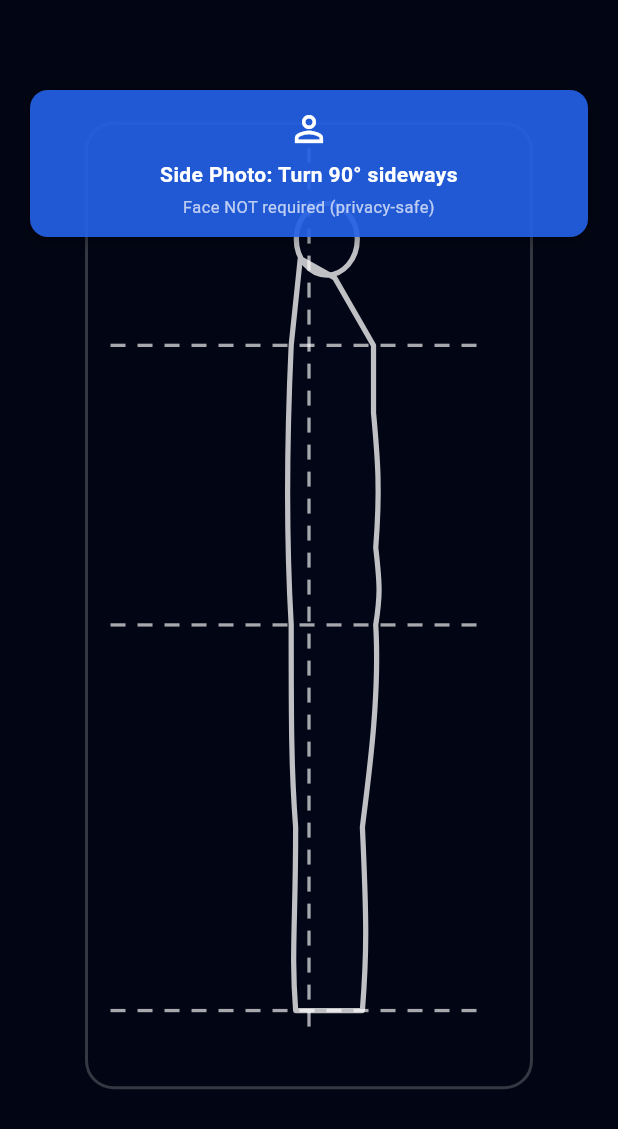
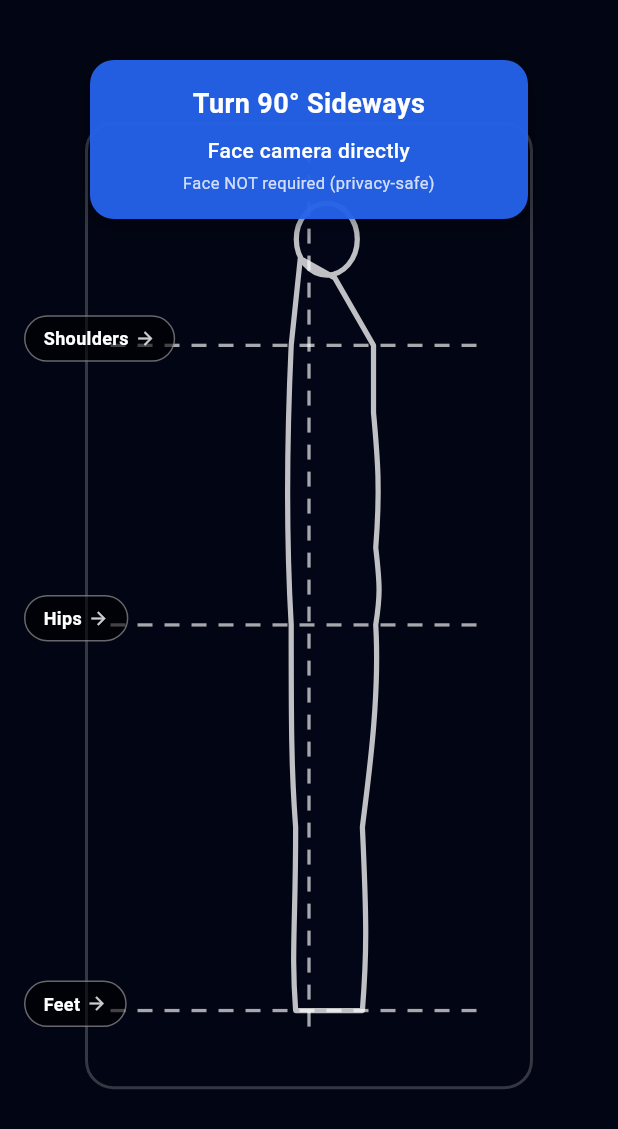
Before and after one commit to abbasmohamed999/bodytalk_server, a Flutter app: the BodyCaptureOverlay widget shown alone on an empty page, opened directly with empty values, on a phone screen of 412 x 824 dp. Shown: the top 1129 px of the screen. Run offline on Flutter 3.47's test engine with Material 3 defaults, Android fonts, the phone set to English and light mode, and no system bars; our stand-ins replace camera, flutter_animate, flutter_secure_storage, google_fonts, google_sign_in, image_picker and 3 more; missing offline and left inert: google_mlkit_image_labeling, google_mlkit_pose_detection; accounts and stored records are empty; Roboto replaces fonts that are missing (Tajawal).

Commit message:
C2-UI: Redesigned overlay with blue info card, side labels, and camera button

```diff
--- a/lib/widgets/body_capture_overlay.dart
+++ b/lib/widgets/body_capture_overlay.dart
@@ -16,6 +16,8 @@ class BodyCaptureOverlay extends StatelessWidget {
   final LiveValidationState validationState; // Live validation state
   final String? guidanceText; // Real-time guidance message
   final BodyPreset bodyPreset; // Body shape preset (slim/normal/heavy)
+  final VoidCallback? onClose; // Close button callback
+  final VoidCallback? onCapture; // Capture button callback
 
   const BodyCaptureOverlay({
     super.key,
@@ -23,6 +25,8 @@ class BodyCaptureOverlay extends StatelessWidget {
     this.validationState = LiveValidationState.noPerson,
     this.guidanceText,
     this.bodyPreset = BodyPreset.normal,
+    this.onClose,
+    this.onCapture,
   });
 
   @override
@@ -42,63 +46,103 @@ class BodyCaptureOverlay extends StatelessWidget {
           ),
         ),
 
-        // Top instruction banner
+        // Close button (top-left)
+        if (onClose != null)
           Positioned(
-          top: 60,
-          left: 20,
-          right: 20,
-          child: _buildInstructionBanner(context),
+            top: 40,
+            left: 16,
+            child: Material(
+              color: Colors.transparent,
+              child: InkWell(
+                onTap: onClose,
+                customBorder: const CircleBorder(),
+                child: Container(
+                  padding: const EdgeInsets.all(12),
+                  decoration: BoxDecoration(
+                    color: Colors.black.withOpacity(0.5),
+                    shape: BoxShape.circle,
+                  ),
+                  child: const Icon(
+                    Icons.close,
+                    color: Colors.white,
+                    size: 24,
+                  ),
+                ),
+              ),
+            ),
           ),
 
-        // Bottom guidance text - ONLY show success when OK_READY
-        if (guidanceText != null && guidanceText!.isNotEmpty)
+        // Top info card (blue)
+        Positioned(
+          top: 40,
+          left: 60,
+          right: 60,
+          child: _buildInfoCard(context),
+        ),
+
+        // Side label buttons (shoulders, hips, feet)
+        _buildSideLabelButtons(context),
+
+        // Bottom message banner
         Positioned(
           bottom: 120,
           left: 20,
           right: 20,
-            child: _buildGuidanceText(context, isReady),
+          child: _buildBottomMessage(context, isReady),
+        ),
+
+        // Capture button (bottom center)
+        if (onCapture != null)
+          Positioned(
+            bottom: 30,
+            left: 0,
+            right: 0,
+            child: Center(
+              child: _buildCaptureButton(isReady),
+            ),
           ),
       ],
     );
   }
 
-  Widget _buildInstructionBanner(BuildContext context) {
+  Widget _buildInfoCard(BuildContext context) {
     return Container(
-      padding: const EdgeInsets.symmetric(horizontal: 16, vertical: 12),
+      padding: const EdgeInsets.symmetric(horizontal: 20, vertical: 16),
       decoration: BoxDecoration(
-        color: const Color(0xFF2563EB).withValues(alpha: 0.9),
-        borderRadius: BorderRadius.circular(12),
+        color: const Color(0xFF2563EB).withOpacity(0.95),
+        borderRadius: BorderRadius.circular(16),
         boxShadow: [
           BoxShadow(
-            color: Colors.black.withValues(alpha: 0.3),
-            blurRadius: 8,
-            offset: const Offset(0, 2),
+            color: Colors.black.withOpacity(0.3),
+            blurRadius: 12,
+            offset: const Offset(0, 4),
           ),
         ],
       ),
       child: Column(
         children: [
-          Icon(
-            isFrontMode ? Icons.person : Icons.person_outline,
-            color: Colors.white,
-            size: 28,
-          ),
-          const SizedBox(height: 6),
           Text(
             BodyTalkApp.tr(context,
-                en: isFrontMode
-                    ? 'Front Photo: Face camera directly'
-                    : 'Side Photo: Turn 90° sideways',
-                fr: isFrontMode
-                    ? 'Photo de face : Faites face à la caméra'
-                    : 'Photo de profil : Tournez-vous de 90°',
-                ar: isFrontMode
-                    ? 'صورة أمامية: واجه الكاميرا مباشرة'
-                    : 'صورة جانبية: استدر 90 درجة'),
+                en: isFrontMode ? 'Front Photo' : 'Turn 90° Sideways',
+                fr: isFrontMode ? 'Photo de face' : 'Tournez-vous de 90°',
+                ar: isFrontMode ? 'صورة أمامية' : 'جيرة: استندر 90 درجة'),
+            style: GoogleFonts.tajawal(
+              color: Colors.white,
+              fontSize: 18,
+              fontWeight: FontWeight.bold,
+            ),
+            textAlign: TextAlign.center,
+          ),
+          const SizedBox(height: 8),
+          Text(
+            BodyTalkApp.tr(context,
+                en: 'Face camera directly',
+                fr: 'Faites face à la caméra',
+                ar: 'صورد واجه الكاميرا مباشرة'),
             style: GoogleFonts.tajawal(
               color: Colors.white,
               fontSize: 14,
-              fontWeight: FontWeight.w600,
+              fontWeight: FontWeight.w500,
             ),
             textAlign: TextAlign.center,
           ),
@@ -107,9 +151,9 @@ class BodyCaptureOverlay extends StatelessWidget {
             BodyTalkApp.tr(context,
                 en: 'Face NOT required (privacy-safe)',
                 fr: 'Visage NON requis (respect vie privée)',
-                ar: 'الوجه غير مطلوب (حفظ الخصوصية)'),
+                ar: 'الوجه لحظة غير مطلوب (حفظ الخصوصية)'),
             style: GoogleFonts.tajawal(
-              color: Colors.white70,
+              color: Colors.white.withOpacity(0.8),
               fontSize: 11,
             ),
             textAlign: TextAlign.center,
@@ -119,34 +163,145 @@ class BodyCaptureOverlay extends StatelessWidget {
     );
   }
 
-  Widget _buildGuidanceText(BuildContext context, bool isReady) {
-    // Determine color based on validation state - NO premature success
-    Color backgroundColor;
-    IconData icon;
+  Widget _buildSideLabelButtons(BuildContext context) {
+    // Get screen dimensions for positioning
+    final screenHeight = MediaQuery.of(context).size.height;
+    final frameTop = screenHeight * 0.10;
+    final frameHeight = screenHeight * 0.78;
 
+    // Calculate Y positions based on BodyOverlaySpec
+    final shouldersY = frameTop + frameHeight * 0.23;
+    final hipsY = frameTop + frameHeight * 0.52;
+    final feetY = frameTop + frameHeight * 0.92;
+
+    return Stack(
+      children: [
+        // Shoulders label (left)
+        _buildLabel(
+          context,
+          top: shouldersY - 20,
+          left: 16,
+          text: BodyTalkApp.tr(context,
+              en: 'Shoulders', fr: 'Épaules', ar: 'كتفين'),
+        ),
+        // Hips label (left)
+        _buildLabel(
+          context,
+          top: hipsY - 20,
+          left: 16,
+          text: BodyTalkApp.tr(context, en: 'Hips', fr: 'Hanches', ar: 'وركين'),
+        ),
+        // Feet label (left)
+        _buildLabel(
+          context,
+          top: feetY - 20,
+          left: 16,
+          text: BodyTalkApp.tr(context, en: 'Feet', fr: 'Pieds', ar: 'قدمين'),
+        ),
+      ],
+    );
+  }
+
+  Widget _buildLabel(BuildContext context,
+      {required double top,
+      double? left,
+      double? right,
+      required String text}) {
+    return Positioned(
+      top: top,
+      left: left,
+      right: right,
+      child: Container(
+        padding: const EdgeInsets.symmetric(horizontal: 12, vertical: 6),
+        decoration: BoxDecoration(
+          color: Colors.black.withOpacity(0.6),
+          borderRadius: BorderRadius.circular(20),
+          border: Border.all(
+            color: Colors.white.withOpacity(0.4),
+            width: 1,
+          ),
+        ),
+        child: Row(
+          mainAxisSize: MainAxisSize.min,
+          children: [
+            Text(
+              text,
+              style: GoogleFonts.tajawal(
+                color: Colors.white,
+                fontSize: 12,
+                fontWeight: FontWeight.w600,
+              ),
+            ),
+            const SizedBox(width: 4),
+            Icon(
+              Icons.arrow_forward,
+              color: Colors.white.withOpacity(0.8),
+              size: 14,
+            ),
+          ],
+        ),
+      ),
+    );
+  }
+
+  Widget _buildBottomMessage(BuildContext context, bool isReady) {
     if (isReady) {
-      backgroundColor = Colors.green.withValues(alpha: 0.9);
-      icon = Icons.check_circle;
-    } else {
-      // Show neutral blue for instructions, orange for warnings
+      return Container(
+        padding: const EdgeInsets.symmetric(horizontal: 20, vertical: 14),
+        decoration: BoxDecoration(
+          color: Colors.orange.withOpacity(0.9),
+          borderRadius: BorderRadius.circular(12),
+          boxShadow: [
+            BoxShadow(
+              color: Colors.black.withOpacity(0.3),
+              blurRadius: 8,
+              offset: const Offset(0, 2),
+            ),
+          ],
+        ),
+        child: Row(
+          mainAxisAlignment: MainAxisAlignment.center,
+          children: [
+            const Icon(
+              Icons.check_circle,
+              color: Colors.white,
+              size: 20,
+            ),
+            const SizedBox(width: 10),
+            Flexible(
+              child: Text(
+                BodyTalkApp.tr(context,
+                    en: 'Rotate with the previous photo',
+                    fr: 'Faites pivoter avec la photo précédente',
+                    ar: 'استدر °90 يوافق حسك مع الصورة القلبة'),
+                style: GoogleFonts.tajawal(
+                  color: Colors.white,
+                  fontSize: 13,
+                  fontWeight: FontWeight.w600,
+                ),
+                textAlign: TextAlign.center,
+              ),
+            ),
+          ],
+        ),
+      );
+    } else if (guidanceText != null && guidanceText!.isNotEmpty) {
+      // Show guidance text
       final isWarning = guidanceText!.contains('close') ||
           guidanceText!.contains('far') ||
           guidanceText!.contains('orientation') ||
           guidanceText!.contains('partial');
-      backgroundColor = isWarning
-          ? Colors.orange.withValues(alpha: 0.9)
-          : const Color(0xFF2563EB).withValues(alpha: 0.9);
-      icon = isWarning ? Icons.warning_amber : Icons.info_outline;
-    }
 
       return Container(
         padding: const EdgeInsets.symmetric(horizontal: 20, vertical: 14),
         decoration: BoxDecoration(
-        color: backgroundColor,
+          color: isWarning
+              ? Colors.orange.withOpacity(0.9)
+              : const Color(0xFF2563EB).withOpacity(0.9),
           borderRadius: BorderRadius.circular(12),
           boxShadow: [
             BoxShadow(
-            color: Colors.black.withValues(alpha: 0.3),
+              color: Colors.black.withOpacity(0.3),
               blurRadius: 8,
               offset: const Offset(0, 2),
             ),
@@ -155,7 +310,7 @@ class BodyCaptureOverlay extends StatelessWidget {
         child: Row(
           children: [
             Icon(
-            icon,
+              isWarning ? Icons.warning_amber : Icons.info_outline,
               color: Colors.white,
               size: 22,
             ),
@@ -175,4 +330,36 @@ class BodyCaptureOverlay extends StatelessWidget {
         ),
       );
     }
+
+    return const SizedBox.shrink();
   }
+
+  Widget _buildCaptureButton(bool isReady) {
+    return Material(
+      color: Colors.transparent,
+      child: InkWell(
+        onTap: isReady ? onCapture : null,
+        customBorder: const CircleBorder(),
+        child: Container(
+          width: 80,
+          height: 80,
+          decoration: BoxDecoration(
+            shape: BoxShape.circle,
+            color: Colors.black.withOpacity(0.5),
+            border: Border.all(
+              color: Colors.white.withOpacity(0.6),
+              width: 4,
+            ),
+          ),
+          child: Center(
+            child: Icon(
+              Icons.camera_alt,
+              color: isReady ? Colors.white : Colors.white.withOpacity(0.4),
+              size: 36,
+            ),
+          ),
+        ),
+      ),
+    );
+  }
+}
--- a/pubspec.yaml
+++ b/pubspec.yaml
@@ -3,7 +3,7 @@ description: "A Flutter project for AI body analysis"
 
 publish_to: 'none'
 
-version: 1.0.9+11
+version: 1.0.10+12
 
 environment:
   sdk: '>=3.0.0 <4.0.0'
```
Lines whose indentation alone changed are shown as unchanged.
